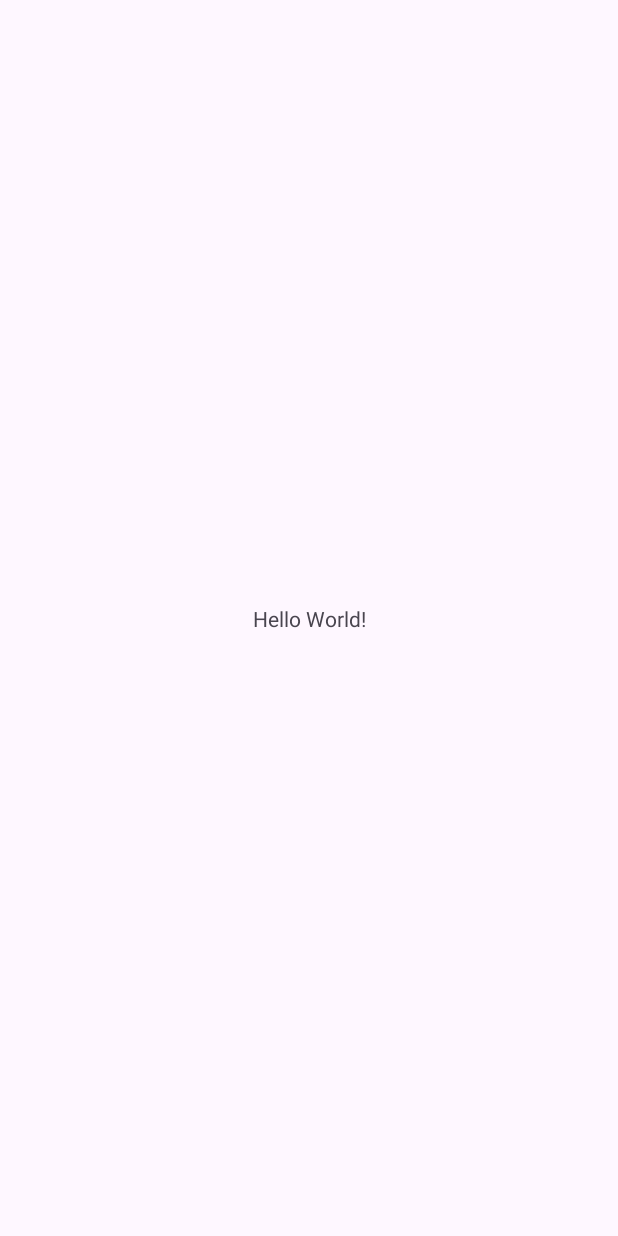
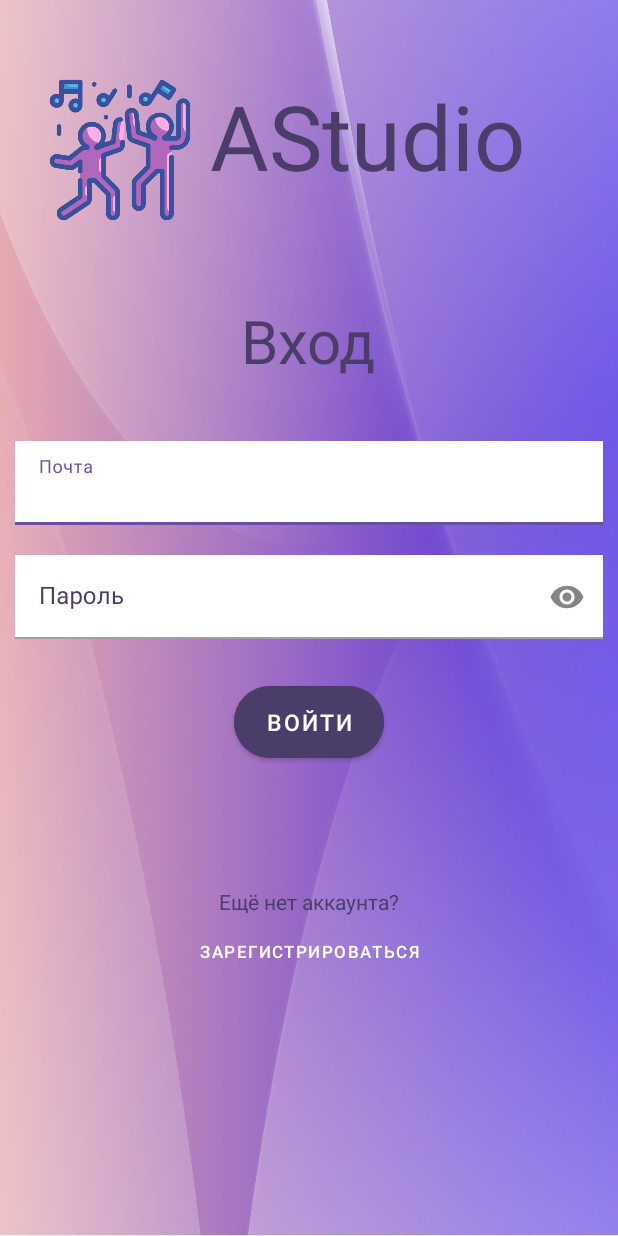
Before and after one commit to tumanovaalisa/AStidio, an Android app: the screen it shows after launch (MainActivity), on a phone screen of 412 x 824 dp. Before the commit the screen is almost empty. Run offline under Robolectric (Android 15) with nearby library versions, the phone set to English and light mode, and no system bars.

Commit message:
Разметка окон регистрации и авторизации

```diff
--- a/app/src/main/java/com/example/astidio/MainActivity.java
+++ b/app/src/main/java/com/example/astidio/MainActivity.java
@@ -10,6 +10,6 @@ public class MainActivity extends AppCompatActivity {
     protected void onCreate(Bundle savedInstanceState) {
         super.onCreate(savedInstanceState);
 
-        setContentView(R.layout.activity_main);
+        setContentView(R.layout.login_activity);
     }
 }
--- a/app/src/main/res/layout/activity_main.xml
+++ /dev/null
@@ -1,18 +0,0 @@
-<?xml version="1.0" encoding="utf-8"?>
-<androidx.constraintlayout.widget.ConstraintLayout xmlns:android="http://schemas.android.com/apk/res/android"
-    xmlns:app="http://schemas.android.com/apk/res-auto"
-    xmlns:tools="http://schemas.android.com/tools"
-    android:layout_width="match_parent"
-    android:layout_height="match_parent"
-    tools:context=".MainActivity">
-
-    <TextView
-        android:layout_width="wrap_content"
-        android:layout_height="wrap_content"
-        android:text="Hello World!"
-        app:layout_constraintBottom_toBottomOf="parent"
-        app:layout_constraintEnd_toEndOf="parent"
-        app:layout_constraintStart_toStartOf="parent"
-        app:layout_constraintTop_toTopOf="parent" />
-
-</androidx.constraintlayout.widget.ConstraintLayout>
--- /dev/null
+++ b/app/src/main/res/layout/login_activity.xml
@@ -0,0 +1,107 @@
+<?xml version="1.0" encoding="utf-8"?>
+<LinearLayout xmlns:android="http://schemas.android.com/apk/res/android"
+    xmlns:app="http://schemas.android.com/apk/res-auto"
+    xmlns:tools="http://schemas.android.com/tools"
+    android:layout_width="match_parent"
+    android:layout_height="match_parent"
+    tools:context=".MainActivity"
+    android:background="@drawable/main">
+    <LinearLayout
+        android:layout_width="match_parent"
+        android:layout_height="match_parent"
+        android:orientation="vertical">
+        <LinearLayout
+            android:layout_width="match_parent"
+            android:layout_height="wrap_content"
+            android:layout_marginTop="50dp"
+            android:layout_marginBottom="50dp"
+            android:layout_marginLeft="30dp">
+            <ImageView
+                android:layout_width="100dp"
+                android:layout_height="100dp"
+                android:src="@drawable/dance"/>
+            <TextView
+                android:layout_width="wrap_content"
+                android:layout_height="wrap_content"
+                android:text="AStudio"
+                android:textSize="60dp"
+
+                android:textColor="@color/purple"
+                android:layout_marginLeft="10dp"/>
+        </LinearLayout>
+
+        <TextView
+            android:layout_width="wrap_content"
+            android:layout_height="wrap_content"
+            android:text="Вход"
+            android:textColor="@color/purple"
+            android:layout_gravity="center_horizontal"
+            android:textSize="40dp"
+            android:layout_marginBottom="30dp"/>
+
+        <com.google.android.material.textfield.TextInputLayout
+            android:layout_width="match_parent"
+            android:layout_height="wrap_content"
+            android:hint="Почта"
+            android:layout_margin="10dp"
+            android:textColorHint="@color/purple"
+            style="@style/Widget.MaterialComponents.TextInputLayout.FilledBox">
+            <com.google.android.material.textfield.TextInputEditText
+                android:layout_width="match_parent"
+                android:layout_height="wrap_content"
+                android:background="@color/white"
+                android:textColor="@color/purple"/>
+        </com.google.android.material.textfield.TextInputLayout>
+
+        <com.google.android.material.textfield.TextInputLayout
+            android:layout_width="match_parent"
+            android:layout_height="wrap_content"
+            android:hint="Пароль"
+            android:layout_margin="10dp"
+            app:endIconMode="password_toggle"
+            android:textColorHint="@color/purple"
+            style="@style/Widget.MaterialComponents.TextInputLayout.FilledBox">
+            <com.google.android.material.textfield.TextInputEditText
+                android:layout_width="match_parent"
+                android:layout_height="wrap_content"
+                android:background="@color/white"
+                android:textColor="@color/purple"
+                android:inputType="textPassword"/>
+        </com.google.android.material.textfield.TextInputLayout>
+
+        <com.google.android.material.button.MaterialButton
+            style="@style/Widget.MaterialComponents.Button"
+            android:layout_width="100dp"
+            android:layout_height="60dp"
+            android:layout_gravity="center_horizontal"
+            android:layout_marginTop="15dp"
+            android:text="Войти"
+            android:backgroundTint="@color/purple"
+            android:textColor="@color/white"
+            android:textSize="15dp"
+            app:cornerRadius="30dp"
+            android:id="@+id/signin"
+            android:onClick="goToProfile"
+            app:strokeColor="@color/white"/>
+            <TextView
+                android:layout_marginTop="80dp"
+                android:layout_width="wrap_content"
+                android:layout_height="wrap_content"
+                android:text="Ещё нет аккаунта?"
+                android:textColor="@color/purple"
+                android:layout_gravity="center_horizontal"/>
+
+            <com.google.android.material.button.MaterialButton
+                style="@style/Widget.MaterialComponents.Button.TextButton"
+                android:layout_width="wrap_content"
+                android:layout_height="wrap_content"
+                android:text="зарегистрироваться"
+                android:layout_gravity="center"
+                android:textColor="@color/white"
+                android:textSize="11dp"
+                app:cornerRadius="5dp"
+                android:id="@+id/signup"
+                android:onClick="goToSignUp">
+            </com.google.android.material.button.MaterialButton>
+    </LinearLayout>
+</LinearLayout>
--- a/app/src/main/res/values/colors.xml
+++ b/app/src/main/res/values/colors.xml
@@ -2,4 +2,5 @@
 <resources>
     <color name="black">#FF000000</color>
     <color name="white">#FFFFFFFF</color>
+    <color name="purple">#4b3d69</color>
 </resources>
```
Also changed, not shown: app/src/main/res/layout/reg_activity.xml (added, +137 -0 lines), app/src/main/res/drawable/dance.png (added), app/src/main/res/drawable/main.jpg (added).
